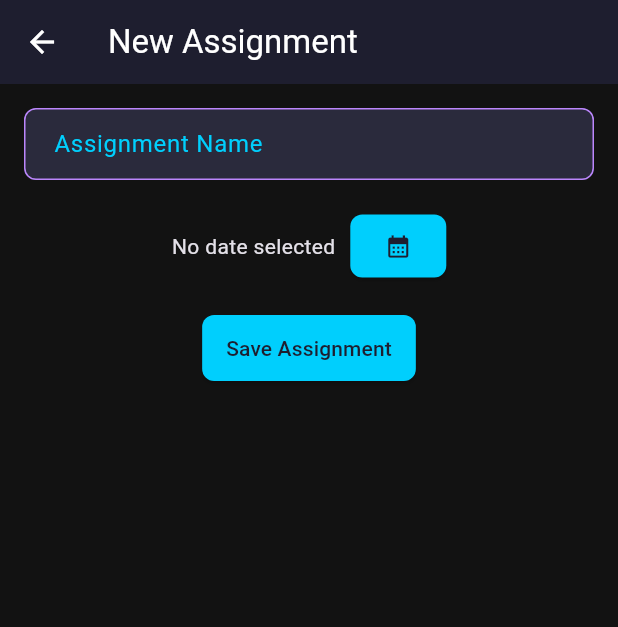
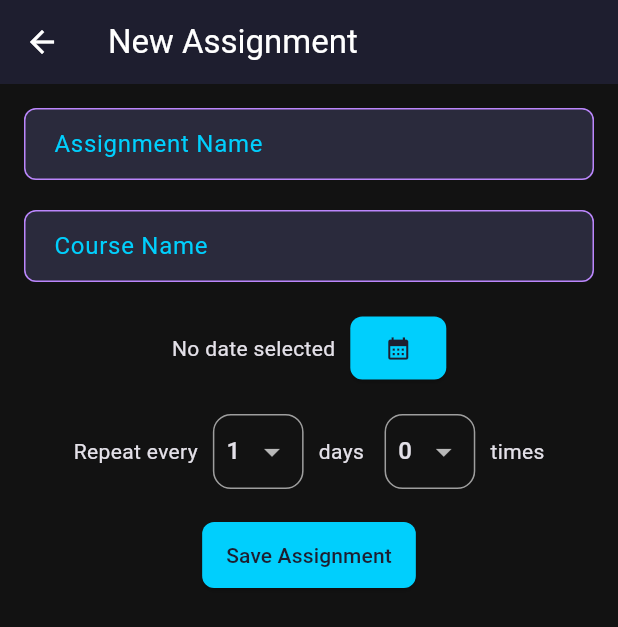
Before and after one commit to Maziliu/AssignmentTrackerApp, a Flutter app: the AddAssignmentView screen opened by its route, after a tap on "Save Assignment", on a phone screen of 412 x 824 dp. Shown: the top 627 px of the screen. Run offline on Flutter 3.47's test engine with Material 3 defaults, Android fonts, the phone set to English and light mode, and no system bars; our stand-ins replace firebase_auth, firebase_core, sqflite; accounts and stored records are empty; generated files the repository leaves out were written again.

Commit message:
implemented batch add

```diff
--- a/assignmenttrackerapp/lib/constants/database_constants.dart
+++ b/assignmenttrackerapp/lib/constants/database_constants.dart
@@ -16,6 +16,7 @@ CREATE TABLE IF NOT EXISTS "assignment" (
   "creation_date" INTEGER NOT NULL,
   "due_date" INTEGER NOT NULL,
   "title" TEXT NOT NULL,
+  "course" TEXT NOT NULL,
   FOREIGN KEY ("user_id") REFERENCES "user" ("id")
 );''';
 
--- a/assignmenttrackerapp/lib/models/db_assignment.dart
+++ b/assignmenttrackerapp/lib/models/db_assignment.dart
@@ -3,15 +3,17 @@ import 'package:assignmenttrackerapp/models/db_object.dart';
 class DatabaseAssignment implements DatabaseObject {
   final int _id, _userId;
   final DateTime _creationDate, _dueDate;
-  final String _title;
+  final String _title, _course;
 
-  DatabaseAssignment({
-    required int id,
-    required int userId,
-    required DateTime creationDate,
-    required DateTime dueDate,
-    required String title,
-  })  : _title = title,
+  DatabaseAssignment(
+      {required int id,
+      required int userId,
+      required DateTime creationDate,
+      required DateTime dueDate,
+      required String title,
+      required String course})
+      : _course = course,
+        _title = title,
         _dueDate = dueDate,
         _creationDate = creationDate,
         _userId = userId,
@@ -23,13 +25,15 @@ class DatabaseAssignment implements DatabaseObject {
         _creationDate =
             DateTime.fromMillisecondsSinceEpoch(row['creation_date'] as int),
         _dueDate = DateTime.fromMillisecondsSinceEpoch(row['due_date'] as int),
-        _title = row['title'] as String;
+        _title = row['title'] as String,
+        _course = row['course'] as String;
 
   int get id => _id;
   int get userId => _userId;
   DateTime get creationDate => _creationDate;
   DateTime get dueDate => _dueDate;
   String get title => _title;
+  String get course => _course;
 
   @override
   bool operator ==(covariant DatabaseObject other) {
--- a/assignmenttrackerapp/lib/services/database/assignments_service.dart
+++ b/assignmenttrackerapp/lib/services/database/assignments_service.dart
@@ -21,12 +21,14 @@ class AssignmentsService extends DatabaseService<DatabaseAssignment> {
   Future<DatabaseAssignment> updateAssignment(
       {required DatabaseAssignment originalAssignment,
       required DateTime dueDate,
-      required String title}) async {
+      required String title,
+      required String course}) async {
     await getAssignmentUsingId(id: originalAssignment.id);
 
     final updatedRow = {
       'due_date': dueDate.millisecondsSinceEpoch,
-      'title': title
+      'title': title,
+      'course': course
     };
 
     final count = await updateRecord(originalAssignment.id, updatedRow);
@@ -78,13 +80,15 @@ class AssignmentsService extends DatabaseService<DatabaseAssignment> {
   Future<DatabaseAssignment> createAssignment(
       {required int userId,
       required DateTime dueDate,
-      required String title}) async {
+      required String title,
+      required String course}) async {
     final creationDate = DateTime.now().millisecondsSinceEpoch;
     final row = {
       'user_id': userId,
       'creation_date': creationDate,
       'due_date': dueDate.millisecondsSinceEpoch,
-      'title': title
+      'title': title,
+      'course': course
     };
 
     final assignmentId = await insertRecord(row);
@@ -94,6 +98,7 @@ class AssignmentsService extends DatabaseService<DatabaseAssignment> {
       creationDate: DateTime.fromMillisecondsSinceEpoch(creationDate),
       dueDate: dueDate,
       title: title,
+      course: course,
     );
 
     cache.updateCache(assignment);
--- a/assignmenttrackerapp/lib/services/database/database_handler.dart
+++ b/assignmenttrackerapp/lib/services/database/database_handler.dart
@@ -1,3 +1,5 @@
+import 'dart:io';
+
 import 'package:assignmenttrackerapp/constants/database_constants.dart';
 import 'package:assignmenttrackerapp/services/database/database_exceptions.dart';
 import 'package:path/path.dart';
--- a/assignmenttrackerapp/lib/views/assignments/add_assignment_view.dart
+++ b/assignmenttrackerapp/lib/views/assignments/add_assignment_view.dart
@@ -3,6 +3,7 @@ import 'package:assignmenttrackerapp/services/database/assignments_service.dart'
 import 'package:assignmenttrackerapp/models/db_assignment.dart';
 import 'package:assignmenttrackerapp/services/database/core_service.dart';
 import 'package:flutter/material.dart';
+import 'package:path/path.dart';
 
 class AddAssignmentView extends StatefulWidget {
   const AddAssignmentView({super.key});
@@ -15,7 +16,10 @@ class _AddAssignmentViewState extends State<AddAssignmentView> {
   DatabaseAssignment? _assignment;
   late final AssignmentsService _assignmentsService;
   late final TextEditingController _titleController;
+  late final TextEditingController _courseController;
   DateTime? _selectedDate;
+  int _selectedRepeatIntervalLengthInDays = 1;
+  int _selectedRepeatAmount = 0;
 
   // Function to pick a date
   Future<void> _pickDate(BuildContext context) async {
@@ -32,7 +36,7 @@ class _AddAssignmentViewState extends State<AddAssignmentView> {
     }
   }
 
-  Future<void> _createAssignment() async {
+  Future<void> _createAssignment(BuildContext context) async {
     final existingAssignment = _assignment;
     if (existingAssignment != null) {
       return;
@@ -40,10 +44,26 @@ class _AddAssignmentViewState extends State<AddAssignmentView> {
 
     final currentUser = AuthServices.firebase().currentUser!;
     final user = await CoreService().getUser(email: currentUser.email!);
-    _assignment = await _assignmentsService.createAssignment(
-        userId: user.id, dueDate: _selectedDate!, title: _titleController.text);
-    if (mounted) {
-      Navigator.pop(context);
+
+    for (int i = 0; i < _selectedRepeatAmount; i++) {
+      int selectedInMs = _selectedDate!.millisecondsSinceEpoch;
+      int offsetInMs = 86400000 * i * _selectedRepeatIntervalLengthInDays;
+
+      DateTime dueDate =
+          DateTime.fromMillisecondsSinceEpoch(selectedInMs + offsetInMs);
+
+      String title = "${_titleController.text} ${(i + 1)}";
+
+      _assignment = await _assignmentsService.createAssignment(
+        userId: user.id,
+        dueDate: dueDate,
+        title: title,
+        course: _courseController.text,
+      );
+    }
+
+    if (context.mounted) {
+      Navigator.of(context).pop();
     }
   }
 
@@ -57,12 +77,15 @@ class _AddAssignmentViewState extends State<AddAssignmentView> {
   void initState() {
     _assignmentsService = AssignmentsService();
     _titleController = TextEditingController();
+    _courseController = TextEditingController();
     super.initState();
   }
 
   @override
   void dispose() {
     _titleController.dispose();
+    _courseController.dispose();
+    _deleteEmptyAssignment();
     super.dispose();
   }
 
@@ -86,6 +109,16 @@ class _AddAssignmentViewState extends State<AddAssignmentView> {
               ),
             ),
             SizedBox(height: 20),
+            TextFormField(
+              controller: _courseController,
+              decoration: InputDecoration(
+                labelText: 'Course Name',
+                border: OutlineInputBorder(),
+                contentPadding:
+                    EdgeInsets.symmetric(vertical: 12, horizontal: 16),
+              ),
+            ),
+            SizedBox(height: 20),
             Row(
               mainAxisAlignment: MainAxisAlignment.center,
               children: [
@@ -102,8 +135,75 @@ class _AddAssignmentViewState extends State<AddAssignmentView> {
               ],
             ),
             SizedBox(height: 20),
+            Row(
+              mainAxisAlignment: MainAxisAlignment.center,
+              children: [
+                const Text('Repeat every'),
+                const SizedBox(width: 10),
+                Container(
+                  decoration: BoxDecoration(
+                    borderRadius: BorderRadius.circular(12),
+                    border: Border.all(color: Colors.grey),
+                  ),
+                  child: Padding(
+                    padding: const EdgeInsets.symmetric(horizontal: 8.0),
+                    child: DropdownButton<int>(
+                      value: _selectedRepeatIntervalLengthInDays,
+                      items: List.generate(
+                        30,
+                        (index) => DropdownMenuItem<int>(
+                          value: index + 1,
+                          child: Text((index + 1).toString()),
+                        ),
+                        growable: true,
+                      ),
+                      onChanged: (newValue) {
+                        setState(() {
+                          _selectedRepeatIntervalLengthInDays = newValue!;
+                        });
+                      },
+                      underline: const SizedBox(),
+                    ),
+                  ),
+                ),
+                const SizedBox(width: 10),
+                Text('days '),
+                const SizedBox(width: 10),
+                Container(
+                  decoration: BoxDecoration(
+                    borderRadius: BorderRadius.circular(12),
+                    border: Border.all(color: Colors.grey),
+                  ),
+                  child: Padding(
+                    padding: const EdgeInsets.symmetric(horizontal: 8.0),
+                    child: DropdownButton<int>(
+                      value: _selectedRepeatAmount,
+                      items: List.generate(
+                        31,
+                        (index) => DropdownMenuItem<int>(
+                          value: index,
+                          child: Text((index).toString()),
+                        ),
+                        growable: true,
+                      ),
+                      onChanged: (newValue) {
+                        setState(() {
+                          _selectedRepeatAmount = newValue!;
+                        });
+                      },
+                      underline: const SizedBox(),
+                    ),
+                  ),
+                ),
+                const SizedBox(width: 10),
+                Text('times'),
+              ],
+            ),
+            SizedBox(height: 20),
             ElevatedButton(
-              onPressed: _createAssignment,
+              onPressed: () {
+                _createAssignment(context);
+              },
               child: const Text('Save Assignment'),
             ),
           ],
--- a/assignmenttrackerapp/lib/views/dashboard/dashboard_view.dart
+++ b/assignmenttrackerapp/lib/views/dashboard/dashboard_view.dart
@@ -50,7 +50,8 @@ class _DashboardViewState extends State<DashboardView> {
         actions: [
           PopupMenuButton<OverflowMenuOptions>(
             onSelected: (value) async {
-              if (value == OverflowMenuOptions.logout) {
+              switch (value) {
+                case OverflowMenuOptions.logout:
                   final shouldLogout =
                       await showLogoutConfirmationDialog(context);
                   if (shouldLogout) {
```
Also changed, not shown: assignmenttrackerapp/lib/views/assignments/assignments_view.dart (+7 -4 lines), assignmenttrackerapp/lib/views/widgets/task_widget.dart (+41 -12 lines). Lines whose indentation alone changed are shown as unchanged.
